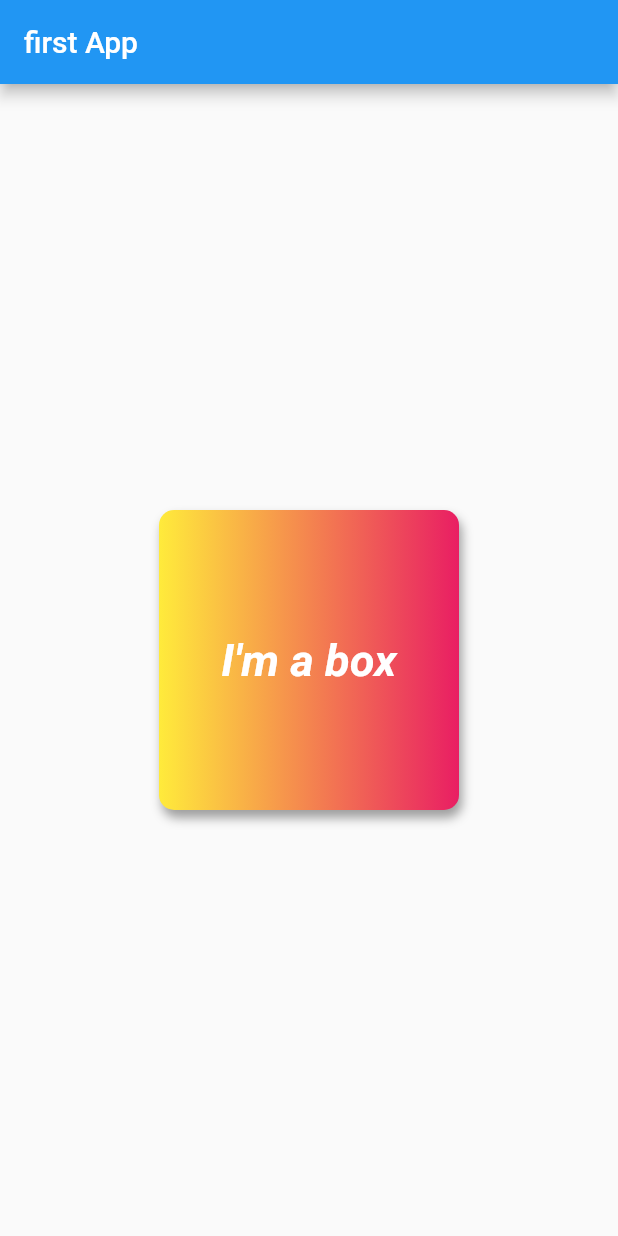
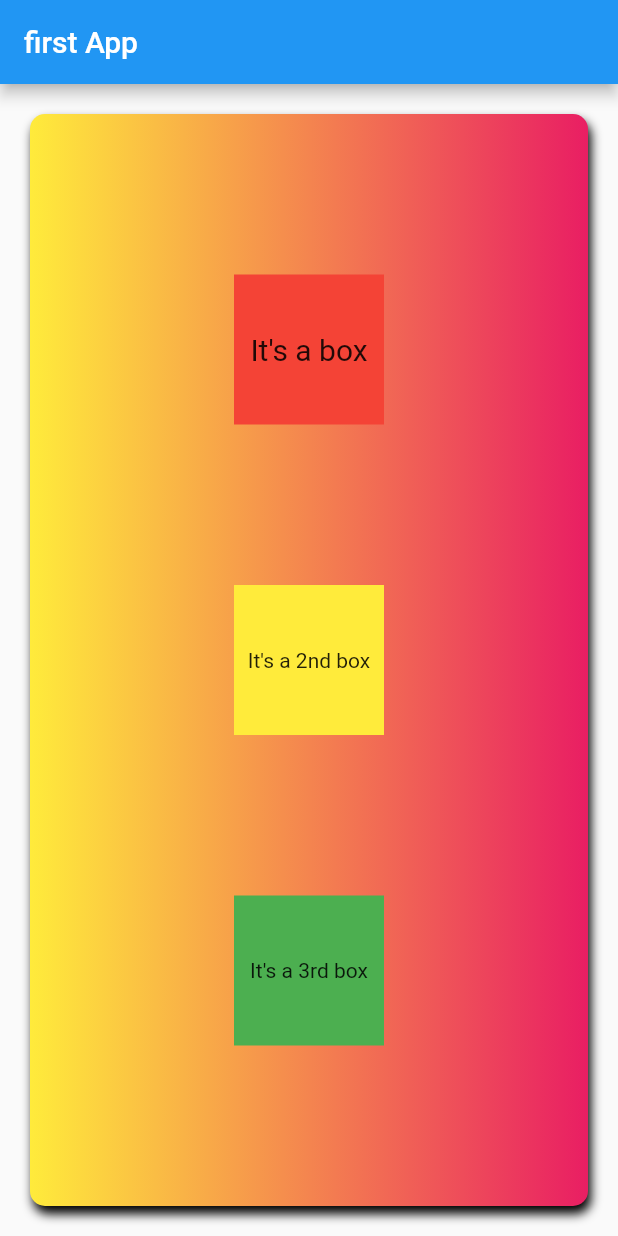
Before and after one commit to Saad575757/flutter, a Flutter app: the screen it shows after launch, on a phone screen of 412 x 824 dp. Run offline on Flutter 3.47's test engine with Material 2 defaults, Android fonts, the phone set to English and light mode, and no system bars.

Commit message:
chapter done

```diff
--- a/sampleproject/lib/main.dart
+++ b/sampleproject/lib/main.dart
@@ -1,3 +1,4 @@
+import 'package:flutter/cupertino.dart';
 import 'package:flutter/material.dart';
 
 void main(){
@@ -18,30 +19,78 @@ class Homepage extends StatelessWidget {
         appBar: AppBar(
           title: Text("first App"),
         ),
-        body: Center(
-          //child: Center(child: Text("Hi saad")),
+        body: Padding(padding: const EdgeInsets.all(20),
+         child: Container(
+          width: MediaQuery.of(context).size.width,
+          height: MediaQuery.of(context).size.height,
+          decoration: BoxDecoration(gradient: LinearGradient(colors: [Colors.yellow, Colors.pink]),
+          boxShadow: [BoxShadow(color: Colors.black, offset: Offset(2.0,5.0),blurRadius: 5),],
+          borderRadius: BorderRadius.circular(10)),
 
-          child: Container(
-            padding:  const EdgeInsets.all(8),
-            alignment: Alignment.center,
+        child: Column(
 
-            width: 200,
-            height: 200,
-            child: Text("I'm a box",textAlign: TextAlign.center, style: TextStyle(
-              color: Colors.white,
-              fontWeight: FontWeight.bold,
-              fontStyle: FontStyle.italic,
-              fontSize: 30,  ) ),
-            decoration: BoxDecoration(
-              boxShadow: [BoxShadow(color: Colors.grey, blurRadius: 5, offset: Offset(2.0,5.0))],
-              borderRadius: BorderRadius.circular(10),
-              color: Colors.teal,
-              gradient: LinearGradient(colors: [Colors.yellow, Colors.pink])
-            ),
-          ),
+
+            mainAxisAlignment: MainAxisAlignment.spaceEvenly,
+            crossAxisAlignment: CrossAxisAlignment.center,
 
 
 
+            children: [
+
+
+              Container(
+                width: 100,
+                height:100,
+                color: Colors.red,
+                child: Center(child: Text("It's a box", style: TextStyle(fontSize: 20),),),
+
+
+
+
+
+
+              ),
+               Container(
+                width: 100,
+                height:100,
+                color: Colors.yellow,
+                child: Center(child: Text("It's a 2nd box")),
+
+              ),
+               Container(
+                width: 100,
+                height:100,
+                color: Colors.green,
+                child: Center(child: Text("It's a 3rd box")),
+
+              ),
+            ],
+
+          //child: Center(child: Text("Hi saad")),
+
+          // child: Container(
+          //   padding:  const EdgeInsets.all(8),
+          //   alignment: Alignment.center,
+
+          //   width: 200,
+          //   height: 200,
+          //   child: Text("I'm a box",textAlign: TextAlign.center, style: TextStyle(
+          //     color: Colors.white,
+          //     fontWeight: FontWeight.bold,
+          //     fontStyle: FontStyle.italic,
+          //     fontSize: 30,  ) ),
+          //   decoration: BoxDecoration(
+          //     boxShadow: [BoxShadow(color: Colors.grey, blurRadius: 5, offset: Offset(2.0,5.0))],
+          //     borderRadius: BorderRadius.circular(10),
+          //     color: Colors.teal,
+          //     gradient: LinearGradient(colors: [Colors.yellow, Colors.pink])
+          //   ),
+          // ),
+
+
+
+        ),
+        ),
         ),
       );
 
```
